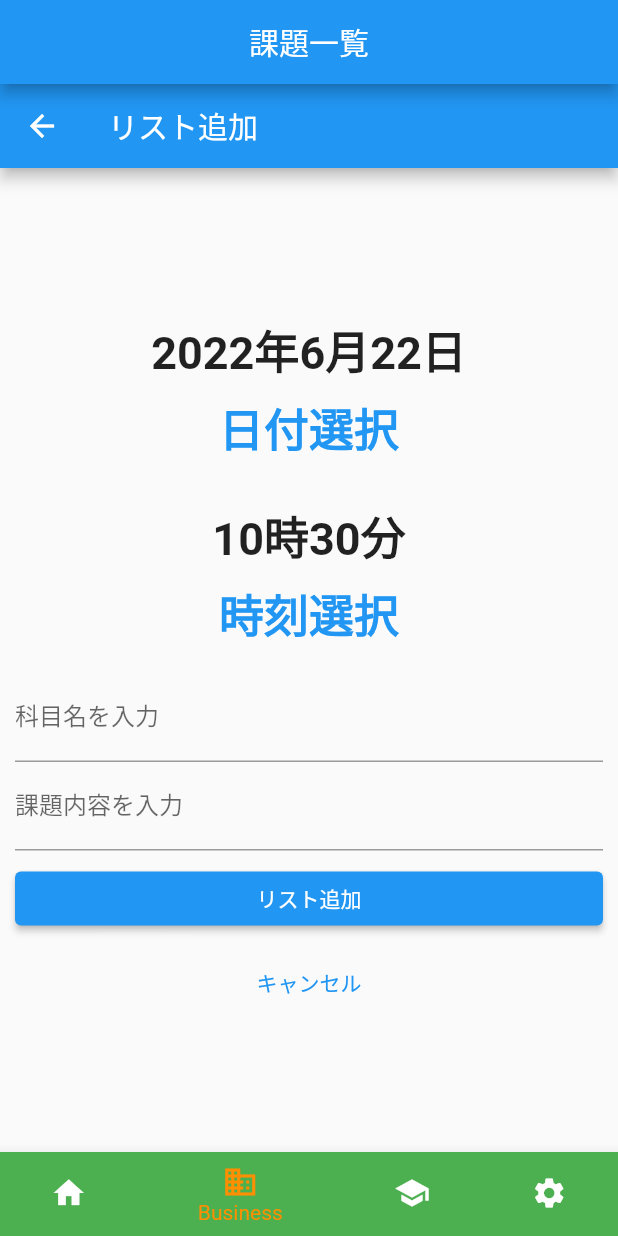
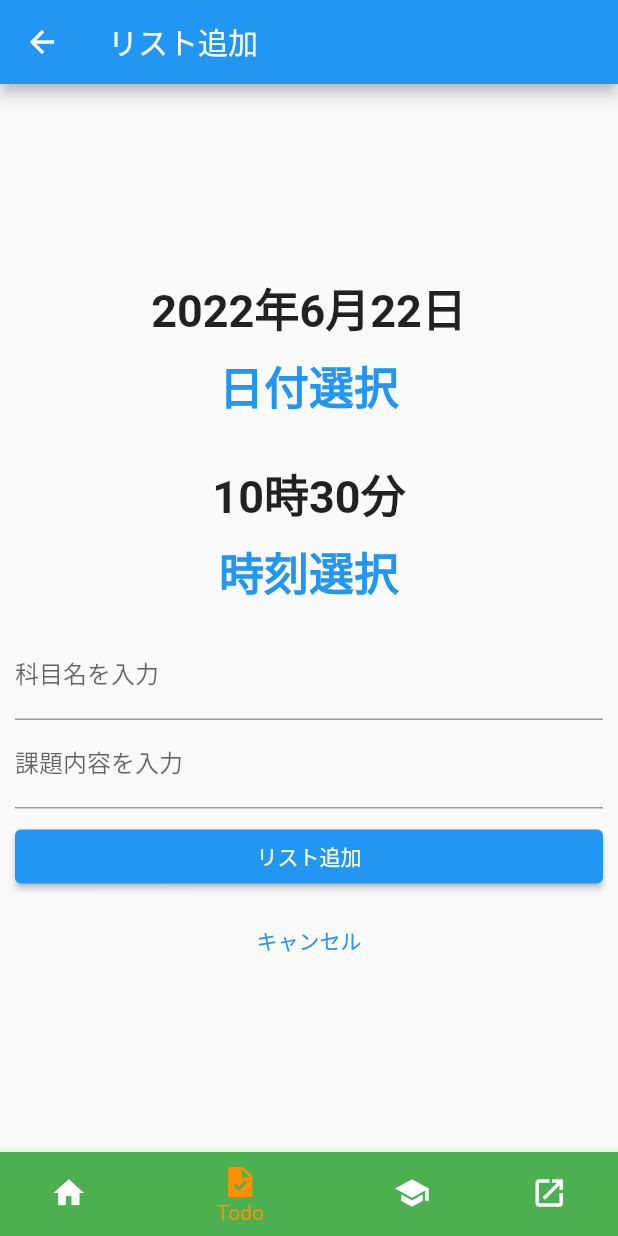
Before and after one commit to 8424bot/monodes2022_flutter, a Flutter app: the screen it shows after launch, item 2 of the bottom bar chosen, after a tap on the "add" icon, on a phone screen of 412 x 824 dp. Run offline on Flutter 3.47's test engine with Material 2 defaults, Android fonts, the phone set to English and light mode, and no system bars.

Commit message:
TodoListをアップデート

```diff
--- a/lib/Todo.dart
+++ b/lib/Todo.dart
@@ -1,8 +1,10 @@
 import 'package:flutter/material.dart';
 import 'package:flutter/services.dart';
 
-DateTime gdate = DateTime.now();
-TimeOfDay gtime = TimeOfDay.now();
+import 'main.dart';
+
+DateTime _date = DateTime.now();
+TimeOfDay _time = TimeOfDay.now();
 
 void main() {
   // 最初に表示するWidget
@@ -25,31 +27,39 @@ class MyTodoApp extends StatelessWidget {
         visualDensity: VisualDensity.adaptivePlatformDensity,
       ),
       // リスト一覧画面を表示
-      home: TodoListPage(),
+      home: const TodoListPage(),
     );
   }
 }
 
 // リスト一覧画面用Widget
 class TodoListPage extends StatefulWidget {
+  const TodoListPage({Key? key}) : super(key: key);
+
   @override
   _TodoListPageState createState() => _TodoListPageState();
 }
 
 class _TodoListPageState extends State<TodoListPage> {
   // Todoリストのデータ
-  List<String> todoList = [];
 
   @override
   Widget build(BuildContext context) {
     return Scaffold(
+      // AppBarを表示し、タイトルも設定
+      appBar: AppBar(
+        centerTitle: true,
+        title: const Text("課題一覧"),
+      ),
       // データを元にListViewを作成
       body: ListView.builder(
         itemCount: todoList.length,
         itemBuilder: (context, index) {
           return Card(
             child: ListTile(
-              title: Text(todoList[index]),
+              title: Text(todoList[index][0] +
+                  " ${todoList[index][1].year}年${todoList[index][1].month}月${todoList[index][1].day}日" +
+                  " ${todoList[index][2]}時${todoList[index][3]}分"),
             ),
           );
         },
@@ -61,26 +71,42 @@ class _TodoListPageState extends State<TodoListPage> {
           final newListText = await Navigator.of(context).push(
             MaterialPageRoute(builder: (context) {
               // 遷移先の画面としてリスト追加画面を指定
-              return TodoAddPage();
+              return const TodoAddPage();
             }),
           );
           if (newListText != null) {
             // キャンセルした場合は newListText が null となるので注意
             setState(() {
               // リスト追加
-              todoList.add(newListText +
-                  " ${gdate.year}年${gdate.month}月${gdate.day}日" +
-                  " ${gtime.hour}時${gtime.minute}分");
+              todoList.add([newListText, _date, _time.hour, _time.minute]);
+              todoList.sort((a, b) {
+                int result1 = a[1].compareTo(b[1]);
+                if (result1 != 0) return result1;
+                int result2 = a[2].compareTo(b[2]);
+                if (result2 != 0) return result2;
+                return a[3].compareTo(b[3]);
+              });
+              //臨時の時間切れ消去プログラム置き場
+              while (todoList.isNotEmpty) {
+                if (todoList[0][1].isBefore(
+                    DateTime.now().subtract(const Duration(days: 1)))) {
+                  todoList.removeAt(0);
+                } else {
+                  break;
+                }
+              }
             });
           }
         },
-        child: Icon(Icons.add),
+        child: const Icon(Icons.add),
       ),
     );
   }
 }
 
 class TodoAddPage extends StatefulWidget {
+  const TodoAddPage({Key? key}) : super(key: key);
+
   @override
   _TodoAddPageState createState() => _TodoAddPageState();
 }
@@ -95,16 +121,16 @@ class _TodoAddPageState extends State<TodoAddPage> {
   Widget build(BuildContext context) {
     return Scaffold(
       appBar: AppBar(
-        title: Text('リスト追加'),
+        title: const Text('リスト追加'),
       ),
       body: Container(
         // 余白を付ける
-        padding: EdgeInsets.all(10),
+        padding: const EdgeInsets.all(10),
         child: Column(
           mainAxisAlignment: MainAxisAlignment.center,
           children: <Widget>[
-            DatePicker(),
-            TimePicker(),
+            const DatePicker(),
+            const TimePicker(),
             // テキスト入力
             TextFormField(
               decoration: const InputDecoration(
@@ -133,7 +159,7 @@ class _TodoAddPageState extends State<TodoAddPage> {
               },
             ),
             const SizedBox(height: 8),
-            Container(
+            SizedBox(
               // 横幅いっぱいに広げる
               width: double.infinity,
               // リスト追加ボタン
@@ -141,13 +167,14 @@ class _TodoAddPageState extends State<TodoAddPage> {
                 onPressed: () {
                   // "pop"で前の画面に戻る
                   // "pop"の引数から前の画面にデータを渡す
-                  Navigator.of(context).pop(_text + " " + _task);
+                  Navigator.of(context).pop("$_text $_task");
                 },
-                child: Text('リスト追加', style: TextStyle(color: Colors.white)),
+                child:
+                    const Text('リスト追加', style: TextStyle(color: Colors.white)),
               ),
             ),
             const SizedBox(height: 8),
-            Container(
+            SizedBox(
               // 横幅いっぱいに広げる
               width: double.infinity,
               // キャンセルボタン
@@ -157,7 +184,7 @@ class _TodoAddPageState extends State<TodoAddPage> {
                   // "pop"で前の画面に戻る
                   Navigator.of(context).pop();
                 },
-                child: Text('キャンセル'),
+                child: const Text('キャンセル'),
               ),
             ),
           ],
@@ -168,29 +195,30 @@ class _TodoAddPageState extends State<TodoAddPage> {
 }
 
 class DatePicker extends StatefulWidget {
+  const DatePicker({Key? key}) : super(key: key);
+
   @override
   _DatePickerState createState() => _DatePickerState();
 }
 
 class _DatePickerState extends State<DatePicker> {
   // 現在日時
-  DateTime _date = DateTime.now();
 
   // ボタン押下時のイベント
   void onPressedRaisedButton() async {
     final DateTime? picked = await showDatePicker(
         context: context,
-        initialDate: _date,
-        firstDate: DateTime(2020),
-        lastDate: DateTime.now().add(const Duration(days: 360)));
+        initialDate: DateTime.now(),
+        firstDate: DateTime(2020), //ここ編集
+        lastDate: DateTime.now().add(const Duration(days: 365)));
 
     if (picked != null) {
       // 日時反映
       setState(() => _date = picked);
-      setState(() => gdate = picked);
     }
   }
 
+  @override
   Widget build(BuildContext context) {
     return Container(
         padding: const EdgeInsets.all(10.0),
@@ -199,14 +227,14 @@ class _DatePickerState extends State<DatePicker> {
             // 日時表示部分
             Center(
                 child: Text("${_date.year}年${_date.month}月${_date.day}日",
-                    style:
-                        TextStyle(fontSize: 30, fontWeight: FontWeight.bold))),
+                    style: const TextStyle(
+                        fontSize: 30, fontWeight: FontWeight.bold))),
             // DatePicker表示ボタン。
             TextButton(
                 onPressed: () =>
                     // 押下時のイベントを宣言。
                     onPressedRaisedButton(),
-                child: Text('日付選択',
+                child: const Text('日付選択',
                     style:
                         TextStyle(fontSize: 30, fontWeight: FontWeight.bold)))
           ],
@@ -216,26 +244,26 @@ class _DatePickerState extends State<DatePicker> {
 
 //time
 class TimePicker extends StatefulWidget {
+  const TimePicker({Key? key}) : super(key: key);
+
   @override
   _TimePickerState createState() => _TimePickerState();
 }
 
 class _TimePickerState extends State<TimePicker> {
   // 現在日時
-  TimeOfDay _time = TimeOfDay.now();
 
   // ボタン押下時のイベント
   void onPressedRaisedButton() async {
     final TimeOfDay? picked =
-        (await showTimePicker(context: context, initialTime: TimeOfDay.now()))
-            as TimeOfDay?;
+        (await showTimePicker(context: context, initialTime: TimeOfDay.now()));
     if (picked != null) {
       // 日時反映
       setState(() => _time = picked);
-      setState(() => gtime = picked);
     }
   }
 
+  @override
   Widget build(BuildContext context) {
     return Container(
         padding: const EdgeInsets.all(10.0),
@@ -244,14 +272,14 @@ class _TimePickerState extends State<TimePicker> {
             // 日時表示部分
             Center(
                 child: Text("${_time.hour}時${_time.minute}分",
-                    style:
-                        TextStyle(fontSize: 30, fontWeight: FontWeight.bold))),
+                    style: const TextStyle(
+                        fontSize: 30, fontWeight: FontWeight.bold))),
             // DatePicker表示ボタン。
             TextButton(
                 onPressed: () =>
                     // 押下時のイベントを宣言。
                     onPressedRaisedButton(),
-                child: Text('時刻選択',
+                child: const Text('時刻選択',
                     style:
                         TextStyle(fontSize: 30, fontWeight: FontWeight.bold)))
           ],
--- a/lib/main.dart
+++ b/lib/main.dart
@@ -4,6 +4,15 @@ import 'Todo.dart';
 import 'webpage.dart';
 import 'textinput_page.dart';
 import 'urlinput_page.dart';
+
+List todoList = [
+  [
+    "期限切れの課題",
+    DateTime.now().subtract(const Duration(days: 1)),
+    const TimeOfDay(hour: 23, minute: 59).hour,
+    const TimeOfDay(hour: 23, minute: 59).minute
+  ]
+];
 
 void main() => runApp(const MyApp());
 
@@ -40,7 +49,7 @@ class _MyStatefulWidgetState extends State<MyStatefulWidget> {
       style: optionStyle,
     ),
     MyTodoApp(),
-    Timateble(),
+    Timetable(),
     //Text(
     //'Index 3: Settings',
     //style: optionStyle,
@@ -52,30 +61,30 @@ class _MyStatefulWidgetState extends State<MyStatefulWidget> {
     setState(() {
       _selectedIndex = index;
 
-      switch (index) {
-        case 0:
-          _title = 'Home';
-          break;
-        case 1:
-          _title = '課題一覧';
-          break;
-        case 2:
-          _title = '時間割';
-          break;
-        case 3:
-          _title = 'setting';
-          break;
-      }
+      //     switch (index) {
+      //       case 0:
+      //         _title = 'Home';
+      //         break;
+      //       case 1:
+      //         _title = '課題一覧';
+      //         break;
+      //       case 2:
+      //         _title = '時間割';
+      //         break;
+      //       case 3:
+      //         _title = 'setting';
+      //         break;
+      //     }
     });
   }
 
   @override
   Widget build(BuildContext context) {
     return Scaffold(
-      appBar: AppBar(
-        centerTitle: true,
-        title: Text(_title),
-      ),
+      // appBar: AppBar(
+      //   centerTitle: true,
+      //   title: Text(_title),
+      // ),
       body: Center(
         child: _widgetOptions.elementAt(_selectedIndex),
       ),
@@ -87,8 +96,8 @@ class _MyStatefulWidgetState extends State<MyStatefulWidget> {
             backgroundColor: Colors.red,
           ),
           BottomNavigationBarItem(
-            icon: Icon(Icons.business),
-            label: 'Business',
+            icon: Icon(Icons.task_sharp),
+            label: 'Todo',
             backgroundColor: Colors.green,
           ),
           BottomNavigationBarItem(
@@ -97,8 +106,8 @@ class _MyStatefulWidgetState extends State<MyStatefulWidget> {
             backgroundColor: Colors.purple,
           ),
           BottomNavigationBarItem(
-            icon: Icon(Icons.settings),
-            label: 'Settings',
+            icon: Icon(Icons.launch),
+            label: 'Links',
             backgroundColor: Colors.pink,
           ),
         ],
@@ -112,11 +121,11 @@ class _MyStatefulWidgetState extends State<MyStatefulWidget> {
 
 /////////////////////////////////////////////////////////////////////////////////////////////////
 //timetable_page
-class Timateble extends StatefulWidget {
-  const Timateble({Key? key}) : super(key: key);
+class Timetable extends StatefulWidget {
+  const Timetable({Key? key}) : super(key: key);
   @override
   // ignore: library_private_types_in_public_api
-  _TimatebleState createState() => _TimatebleState();
+  _TimetableState createState() => _TimetableState();
 }
 
 var _result = [
@@ -149,7 +158,7 @@ var _entry = [
   ['授業登録', '授業登録', '授業登録', '授業登録', '授業登録', '授業登録']
 ];
 
-class _TimatebleState extends State<Timateble> {
+class _TimetableState extends State<Timetable> {
   final double _saturdayWidth = 10;
   final double _sixthRowHeight = 8;
   final double _seventhRowHeight = 8;
@@ -158,6 +167,10 @@ class _TimatebleState extends State<Timateble> {
   @override
   Widget build(BuildContext context) {
     return Scaffold(
+      appBar: AppBar(
+        centerTitle: true,
+        title: Text("時間割"),
+      ),
       body: InteractiveViewer(
         constrained: false,
         child: Container(
@@ -432,6 +445,10 @@ class _oitwebpagestate extends State<oitwebpage> {
   @override
   Widget build(BuildContext context) {
     return Scaffold(
+      appBar: AppBar(
+        centerTitle: true,
+        title: Text("リンク"),
+      ),
       body: Column(
         children: <Widget>[
           pageselect(
```
